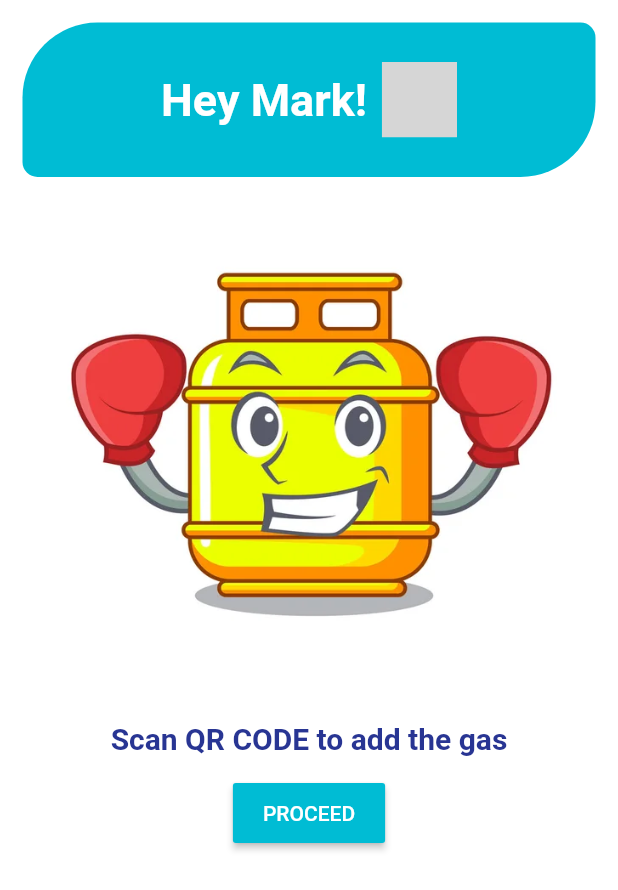
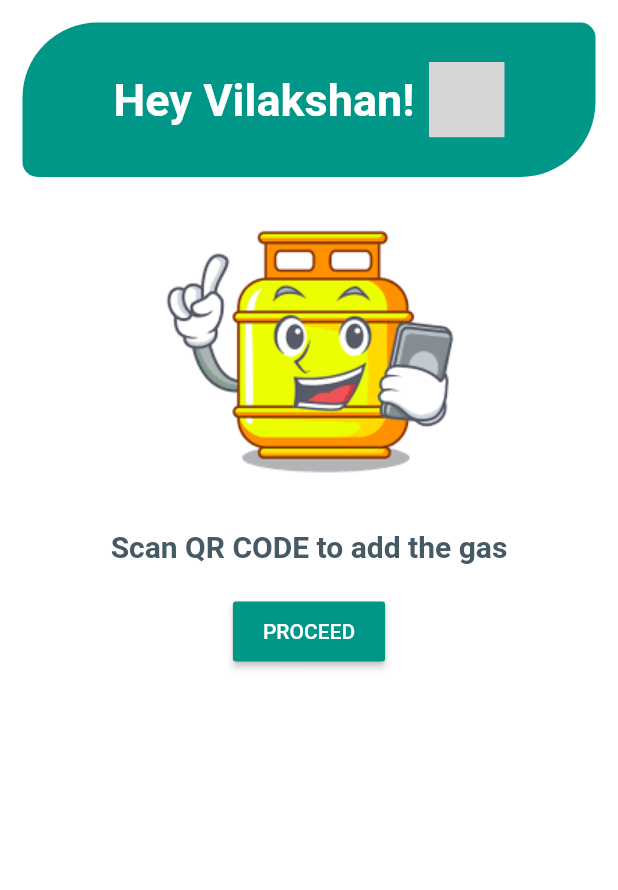
Before and after one commit to cepdnaclk/e18-3yp-Digital-Gas-Monitoring-System, a Flutter app: the AddGasView screen opened by its route, on a phone screen of 412 x 824 dp. Shown: the top 890 px of the screen. Run offline on Flutter 3.47's test engine with Material 2 defaults, Android fonts, the light colour scheme and no system bars; drawn by our look-alikes of flutter_profile_picture; our stand-ins replace cloud_firestore, firebase_auth, firebase_core, flutter_otp_text_field, get, get_storage and 2 more; missing offline and left inert: dart:js, mobile_scanner; accounts and stored records are empty; network calls fail; grey boxes are pictures that could not be loaded.

Commit message:
Updated ui

```diff
--- a/lib/app/components/enter_button.dart
+++ b/lib/app/components/enter_button.dart
@@ -20,15 +20,18 @@ class EnterButton extends StatelessWidget {
       shape: const RoundedRectangleBorder(
         borderRadius: BorderRadius.all(Radius.circular(2)),
 
+
       ),
     );
     return Container(
         height: 40,
+
         constraints: const BoxConstraints(
             maxWidth: 500
         ),
         margin: const EdgeInsets.symmetric(horizontal: 20, vertical: 10),
         child: ElevatedButton(
+
           style: raisedButtonStyle,
           onPressed: () {onPressed();},
           child: Text(text,style: TextStyle(color: textColour),),
--- a/lib/app/modules/addGas/views/addGas_view.dart
+++ b/lib/app/modules/addGas/views/addGas_view.dart
@@ -17,7 +17,7 @@ class AddGasView extends GetView<AddGasController> {
   Widget build(BuildContext context) {
     double height = MediaQuery.of(context).size.height;
     double width = MediaQuery.of(context).size.width;
-    return Scaffold(backgroundColor: const Color(0xFFFFFF),
+    return Scaffold(backgroundColor: Colors.white,
       body: Center(
         child: Column(
           children: [
@@ -25,14 +25,15 @@ class AddGasView extends GetView<AddGasController> {
               padding: const EdgeInsets.all(15.0),
               child: Container(
                 decoration: const BoxDecoration(
-                    color: Colors.cyan,
+                    color: Colors.teal,
+
                     borderRadius: BorderRadius.only(topLeft: Radius.circular(50),bottomRight: Radius.circular(50),topRight: Radius.circular(10),bottomLeft: Radius.circular(10))),
                 //color: Colors.blueGrey,
                 height: height/8,
                 child: Row(
                   mainAxisAlignment: MainAxisAlignment.center,
                   children: const [
-                    Text('Hey Mark!',style: TextStyle(color: Colors.white,fontWeight: FontWeight.bold,fontSize: 30),),
+                    Text('Hey Vilakshan!',style: TextStyle(color: Colors.white,fontWeight: FontWeight.bold,fontSize: 30),),
                     SizedBox(width: 10,),
 
                     ProfilePicture(
@@ -50,14 +51,17 @@ class AddGasView extends GetView<AddGasController> {
               child: Container(
                   constraints: const BoxConstraints(maxHeight: 340),
                   margin: const EdgeInsets.symmetric(horizontal: 8),
-                  child: Image.asset('assets/images/addGas.jpg')),),
+                  child: ClipRRect(
+                      borderRadius: BorderRadius.circular(50), child: Image.asset('assets/images/otpgas.png')
+                    // margin: const EdgeInsets.symmetric(horizontal: 8),
+                  ),),),
              Padding(
-               padding: const EdgeInsets.all(8.0),
-               child: Text('Scan QR CODE to add the gas', style: TextStyle(color: Colors.indigo[800],
+               padding: const EdgeInsets.all(15.0),
+               child: Text('Scan QR CODE to add the gas', style: TextStyle(color: Colors.blueGrey[700],
                 fontSize: 20,fontWeight: FontWeight.bold
                 ),),
              ),
-            EnterButton(text: 'PROCEED', textColour: Colors.white, buttonColour: Colors.cyan ,onPressed: (){Navigator.push(
+            EnterButton(text: 'PROCEED', textColour: Colors.white, buttonColour: Colors.teal ,onPressed: (){Navigator.push(
               context,
               MaterialPageRoute(builder: (context) => ScanQR()),
             );})
--- a/lib/app/modules/addGas/views/scan_QR.dart
+++ b/lib/app/modules/addGas/views/scan_QR.dart
@@ -12,7 +12,7 @@ class ScanQR extends GetView<AddGasController> {
   @override
   Widget build(BuildContext context) {
     return Scaffold(
-        appBar: AppBar(backgroundColor: Colors.cyan,
+        appBar: AppBar(backgroundColor: Colors.teal,
           title: const Text('PeGas'),
           actions: [
             IconButton(
--- a/lib/app/routes/app_pages.dart
+++ b/lib/app/routes/app_pages.dart
@@ -15,7 +15,7 @@ part 'app_routes.dart';
 class AppPages {
   AppPages._();
 
-  static const INITIAL = Routes.HOME;
+  static const INITIAL = Routes.LOGIN;
 
   static final routes = [
     GetPage(
```
Also changed, not shown: lib/app/modules/home/views/home_view.dart (+11 -8 lines), lib/app/modules/login/views/login_view.dart (+21 -8 lines), lib/app/modules/login/views/otp_view.dart (+12 -6 lines), assets/images/otpgas.png (added).
